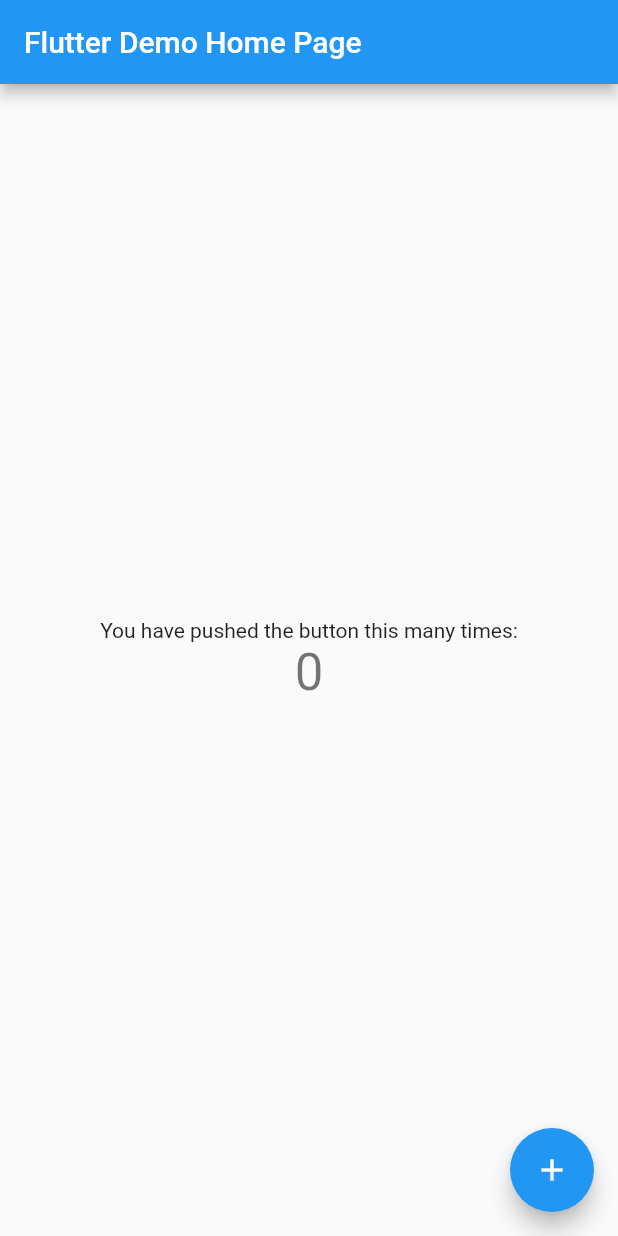
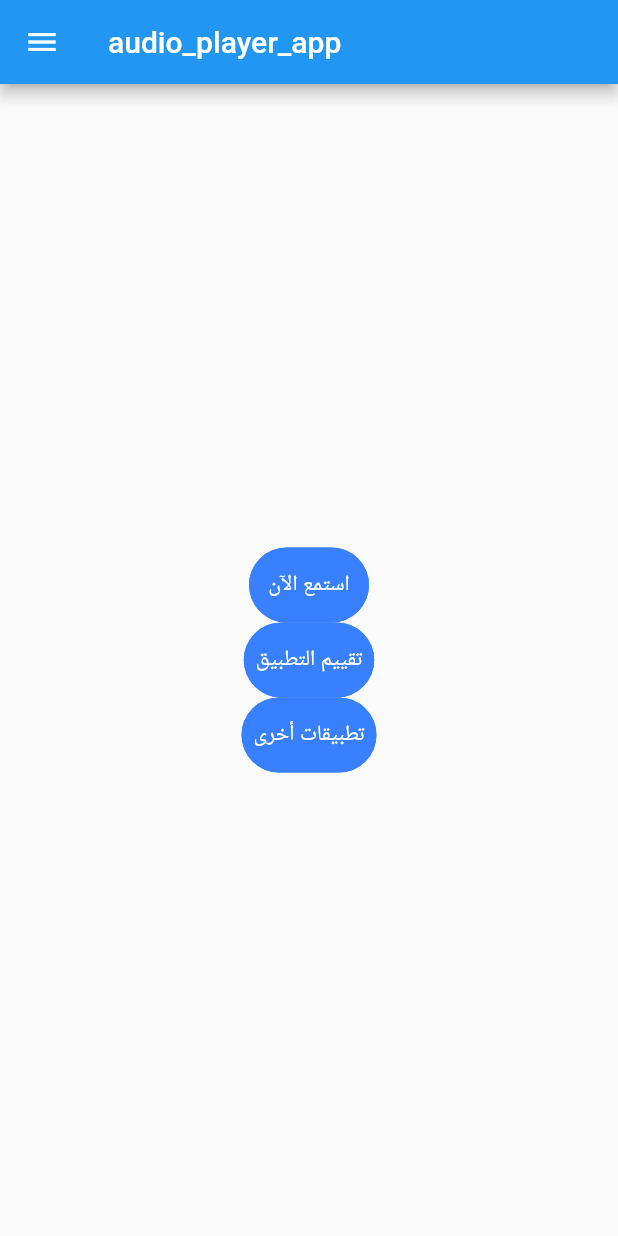
Before and after one commit to m-hasnaoui/audio_player_app, a Flutter app: the screen it shows after launch, on a phone screen of 412 x 824 dp. Run offline on Flutter 3.47's test engine with Material 2 defaults, Android fonts, the light colour scheme and no system bars; drawn by our look-alikes of getwidget; our stand-ins replace package_info.

Commit message:
Audio player Init

```diff
--- a/lib/main.dart
+++ b/lib/main.dart
@@ -1,4 +1,14 @@
+import 'package:audio_player_app/pages/home_page.dart';
+import 'package:audio_player_app/pages/list_audios_page.dart';
+import 'package:audio_player_app/pages/privacy_policy_page.dart';
+import 'package:audio_player_app/utils/tools.dart';
 import 'package:flutter/material.dart';
+
+var routes = <String, WidgetBuilder>{
+  "/home": (BuildContext context) => HomePage(),
+  "/liste": (BuildContext context) => ListAudios(),
+  "/privacypolicy": (BuildContext context) => PrivacyPolicyPage(),
+};
 
 void main() {
   runApp(MyApp());
@@ -9,92 +19,47 @@
   @override
   Widget build(BuildContext context) {
     return MaterialApp(
-      title: 'Flutter Demo',
+      title: 'Audio',
       theme: ThemeData(
-
         primarySwatch: Colors.blue,
-
         visualDensity: VisualDensity.adaptivePlatformDensity,
       ),
-      home: MyHomePage(title: 'Flutter Demo Home Page'),
+      routes: routes,
+      home: SplashScreen(),
     );
   }
 }
 
-class MyHomePage extends StatefulWidget {
-  MyHomePage({Key key, this.title}) : super(key: key);
-
-
-
-  final String title;
+class SplashScreen extends StatefulWidget {
 
   @override
-  _MyHomePageState createState() => _MyHomePageState();
+  _SplashScreenState createState() => _SplashScreenState();
 }
 
-class _MyHomePageState extends State<MyHomePage> {
-  int _counter = 0;
+class _SplashScreenState extends State<SplashScreen> {
+  @override
+  void initState() {
+    super.initState();
 
-  void _incrementCounter() {
-    setState(() {
-      // This call to setState tells the Flutter framework that something has
-      // changed in this State, which causes it to rerun the build method below
-      // so that the display can reflect the updated values. If we changed
-      // _counter without calling setState(), then the build method would not be
-      // called again, and so nothing would appear to happen.
-      _counter++;
+    Future.wait(
+    [
+      Tools.getAppInfo(),
+      Future.delayed(Duration(seconds: 3)),
+    ]).then((value) {
+      Navigator.push(context,
+          MaterialPageRoute(builder: (BuildContext context) => HomePage()));
     });
   }
 
   @override
+  void dispose() {
+    super.dispose();
+  }
+
+  @override
   Widget build(BuildContext context) {
-    // This method is rerun every time setState is called, for instance as done
-    // by the _incrementCounter method above.
-    //
-    // The Flutter framework has been optimized to make rerunning build methods
-    // fast, so that you can just rebuild anything that needs updating rather
-    // than having to individually change instances of widgets.
     return Scaffold(
-      appBar: AppBar(
-        // Here we take the value from the MyHomePage object that was created by
-        // the App.build method, and use it to set our appbar title.
-        title: Text(widget.title),
-      ),
-      body: Center(
-        // Center is a layout widget. It takes a single child and positions it
-        // in the middle of the parent.
-        child: Column(
-          // Column is also a layout widget. It takes a list of children and
-          // arranges them vertically. By default, it sizes itself to fit its
-          // children horizontally, and tries to be as tall as its parent.
-          //
-          // Invoke "debug painting" (press "p" in the console, choose the
-          // "Toggle Debug Paint" action from the Flutter Inspector in Android
-          // Studio, or the "Toggle Debug Paint" command in Visual Studio Code)
-          // to see the wireframe for each widget.
-          //
-          // Column has various properties to control how it sizes itself and
-          // how it positions its children. Here we use mainAxisAlignment to
-          // center the children vertically; the main axis here is the vertical
-          // axis because Columns are vertical (the cross axis would be
-          // horizontal).
-          mainAxisAlignment: MainAxisAlignment.center,
-          children: <Widget>[
-            Text(
-              'You have pushed the button this many times:',
-            ),
-            Text(
-              '$_counter',
-              style: Theme.of(context).textTheme.headline4,
-            ),
-          ],
-        ),
-      ),
-      floatingActionButton: FloatingActionButton(
-        onPressed: _incrementCounter,
-        tooltip: 'Increment',
-        child: Icon(Icons.add),
-      ), // This trailing comma makes auto-formatting nicer for build methods.
+      body: Center(child: Text('Loading...')),
     );
   }
 }
--- /dev/null
+++ b/lib/pages/home_page.dart
@@ -0,0 +1,50 @@
+import 'package:audio_player_app/utils/strings.dart';
+import 'package:audio_player_app/utils/tools.dart';
+import 'package:flutter/material.dart';
+import 'package:getwidget/getwidget.dart';
+
+class HomePage extends StatefulWidget {
+  @override
+  _HomePageState createState() => _HomePageState();
+}
+
+class _HomePageState extends State<HomePage> {
+  @override
+  Widget build(BuildContext context) {
+    return Scaffold(
+      drawer: Drawer(),
+      appBar: AppBar(
+        title: Text(Tools.packageInfo.appName),
+      ),
+      body: Container(
+        width: MediaQuery.of(context).size.width,
+        decoration: BoxDecoration(),
+        child: Column(
+          mainAxisAlignment: MainAxisAlignment.center,
+          crossAxisAlignment: CrossAxisAlignment.center,
+          mainAxisSize: MainAxisSize.max,
+          children: [
+            GFButton(
+              child: Text(Strings.listen),
+              size: GFSize.LARGE,
+              shape: GFButtonShape.pills,
+              onPressed: () {},
+            ),
+            GFButton(
+              child: Text(Strings.rate),
+              size: GFSize.LARGE,
+              shape: GFButtonShape.pills,
+              onPressed: () {},
+            ),
+            GFButton(
+              child: Text(Strings.more),
+              size: GFSize.LARGE,
+              shape: GFButtonShape.pills,
+              onPressed: () {},
+            ),
+          ],
+        ),
+      ),
+    );
+  }
+}
--- /dev/null
+++ b/lib/utils/ads_helper.dart
@@ -0,0 +1,3 @@
+class AdsHelper{
+
+}
--- /dev/null
+++ b/lib/utils/strings.dart
@@ -0,0 +1,18 @@
+import 'package:audio_player_app/utils/tools.dart';
+
+class Strings {
+  static final String home = "الرئيسية";
+  static final String listen = "استمع الآن";
+  static final String rate = "تقييم التطبيق";
+  static final String more = "تطبيقات أخرى";
+  static final String about = "حول";
+  static final String favorites = "قائمة المفضلة";
+  static final String favEmpty = "قائمة المفضلة فارغة";
+  static final String privacy = "سياسة الخصوصية";
+  static final String storeId = "8974564532132";
+  static final String storeName = "Store Name";
+  static final String aboutText = """
+      ${Strings.storeName} Built ${Tools.packageInfo.appName} \nVersion ${Tools.packageInfo.version}
+  """;
+  static final String privacyText = """   """;
+}
--- /dev/null
+++ b/lib/utils/theme.dart
@@ -0,0 +1,3 @@
+class MyThemes{
+
+}
--- /dev/null
+++ b/lib/utils/tools.dart
@@ -0,0 +1,44 @@
+import 'package:audio_player_app/utils/strings.dart';
+import 'package:package_info/package_info.dart';
+import 'package:flutter/material.dart';
+import 'package:url_launcher/url_launcher.dart';
+
+class Tools{
+  static PackageInfo packageInfo = PackageInfo(
+    appName: ' ',
+    packageName: ' ',
+    version: ' ',
+    buildNumber: ' ',
+  );
+
+  static Future<void> getAppInfo() async {
+    final PackageInfo info = await PackageInfo.fromPlatform();
+    packageInfo = info;
+    print('===========> Package info exucited');
+  }
+
+  static launchURLRate() async {
+    var url = 'https://play.google.com/store/apps/details?id=' +
+        Tools.packageInfo.packageName;
+    if (await canLaunch(url)) {
+      await launch(url);
+    } else {
+      throw 'Could not launch $url';
+    }
+  }
+
+  static launchURLMore() async {
+    var url;
+    if (Strings.storeId != "") {
+      url = 'https://play.google.com/store/apps/dev?id=' + Strings.storeId;
+    } else {
+      url = 'https://play.google.com/store/apps/developer?id=' +
+          Strings.storeName.split(' ').join('+');
+    }
+    if (await canLaunch(url)) {
+      await launch(url);
+    } else {
+      throw 'Could not launch $url';
+    }
+  }
+}
```
Also changed, not shown: lib/pages/list_audios_page.dart (added, +13 -0 lines), lib/pages/privacy_policy_page.dart (added, +13 -0 lines), lib/utils/navigator.dart (added, +19 -0 lines), pubspec.yaml (+14 -42 lines), assets/icon.png (added), lib/pages/about_page.dart (added), pubspec.lock, 26 other files.
